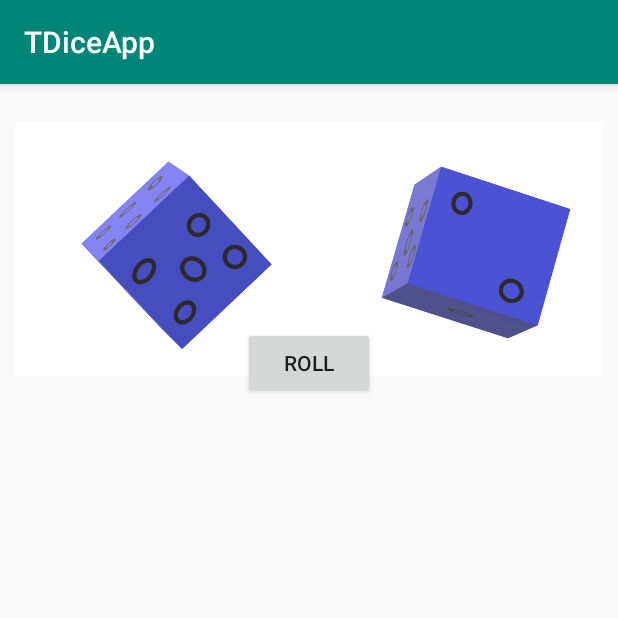
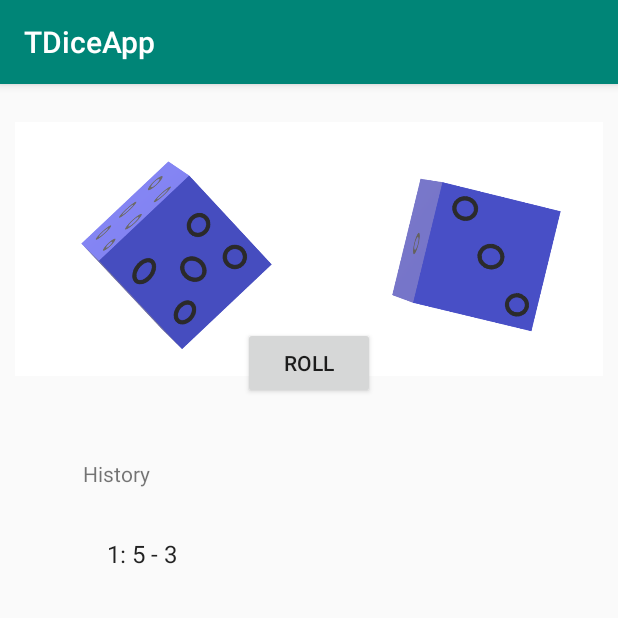
Before and after one commit to Thei1186/TDiceApp, an Android app: the screen it shows after launch (MainActivity), after a tap on "ROLL", on a phone screen of 412 x 824 dp, the top half of it. Run offline under Robolectric (Android 15) with nearby library versions, the phone set to English and light mode, and no system bars.

Commit message:
exercise 3 done

```diff
--- a/app/src/main/java/com/example/tdiceapp/MainActivity.java
+++ b/app/src/main/java/com/example/tdiceapp/MainActivity.java
@@ -2,12 +2,19 @@ package com.example.tdiceapp;
 
 import androidx.appcompat.app.AppCompatActivity;
 
+import android.content.Context;
 import android.os.Bundle;
 import android.view.View;
+import android.widget.ArrayAdapter;
 import android.widget.Button;
 import android.widget.ImageView;
 import android.widget.LinearLayout;
+import android.widget.ListView;
+import android.widget.TextView;
 
+import java.util.ArrayList;
+import java.util.Arrays;
+import java.util.List;
 import java.util.Random;
 
 public class MainActivity extends AppCompatActivity {
@@ -15,11 +22,21 @@ public class MainActivity extends AppCompatActivity {
     LinearLayout dice_container;
     ImageView dice1, dice2;
     Random rng;
+    List<String>history_list;
+    ListView lv_history_content;
+    ArrayAdapter<String> adapter;
+    int count;
     @Override
     protected void onCreate(Bundle savedInstanceState) {
         super.onCreate(savedInstanceState);
         setContentView(R.layout.activity_main);
         rng = new Random();
+        history_list = new ArrayList<>();
+
+        lv_history_content = findViewById(R.id.lv_history_content);
+        adapter = new ArrayAdapter<>(this, android.R.layout.simple_list_item_1);
+        lv_history_content.setAdapter(adapter);
+
 
         dice1 = findViewById(R.id.iv_dice1);
         dice2 = findViewById(R.id.iv_dice2);
@@ -30,14 +47,34 @@ public class MainActivity extends AppCompatActivity {
         btn_roll.setOnClickListener(new View.OnClickListener() {
             @Override
             public void onClick(View v) {
-                rollFirstDie();
+                rollDice();
             }
         });
     }
+
+
     private void rollDice(){
-        rollFirstDie();
-        rollSecondDie();
+        int die_1_result = rollFirstDie();
+        int die_2_result = rollSecondDie();
+
+        createHistory(die_1_result, die_2_result);
+
     }
+
+    private void createHistory(int die_1_result, int die_2_result) {
+        if (adapter.getCount() >= 5)
+        {
+            clearHistory();
+        }
+        count++;
+        adapter.add(count + ": " + die_1_result + " - " + die_2_result);
+
+    }
+
+    private void clearHistory() {
+         adapter.clear();
+    }
+
     private int rollFirstDie() {
         int firstDieResult = rng.nextInt(6) + 1;
         switch (firstDieResult)
@@ -89,4 +126,5 @@ public class MainActivity extends AppCompatActivity {
         }
         return secondDieResult;
     }
+
 }
--- a/app/src/main/res/layout/activity_main.xml
+++ b/app/src/main/res/layout/activity_main.xml
@@ -40,10 +40,26 @@
         android:layout_alignBottom="@+id/LL_dice_container"
         android:text="@string/roll"
         android:layout_centerHorizontal="true"/>
+
     <TextView
-        android:id="@+id/tv_history"
+        android:id="@+id/tv_history_title"
+        android:layout_below="@+id/btn_roll_dice"
         android:layout_width="wrap_content"
-        android:layout_height="wrap_content">
+        android:layout_height="wrap_content"
+        android:layout_marginStart="55sp"
+        android:layout_marginTop="40sp"
+        android:text="@string/history_title">
     </TextView>
 
+    <ListView
+        android:id="@+id/lv_history_content"
+        android:layout_width="wrap_content"
+        android:layout_height="wrap_content"
+        android:layout_below="@+id/tv_history_title"
+        android:layout_marginTop="20sp"
+        android:layout_marginStart="55sp"
+        android:layout_marginEnd="55sp"
+        android:layout_marginBottom="20sp">
+    </ListView>
+
 </RelativeLayout>
--- a/app/src/main/res/values/strings.xml
+++ b/app/src/main/res/values/strings.xml
@@ -2,4 +2,6 @@
     <string name="app_name">TDiceApp</string>
     <string name="roll">Roll</string>
     <string name="desc">Image of a dice</string>
+    <string name="history_title">History</string>
+
 </resources>
```
